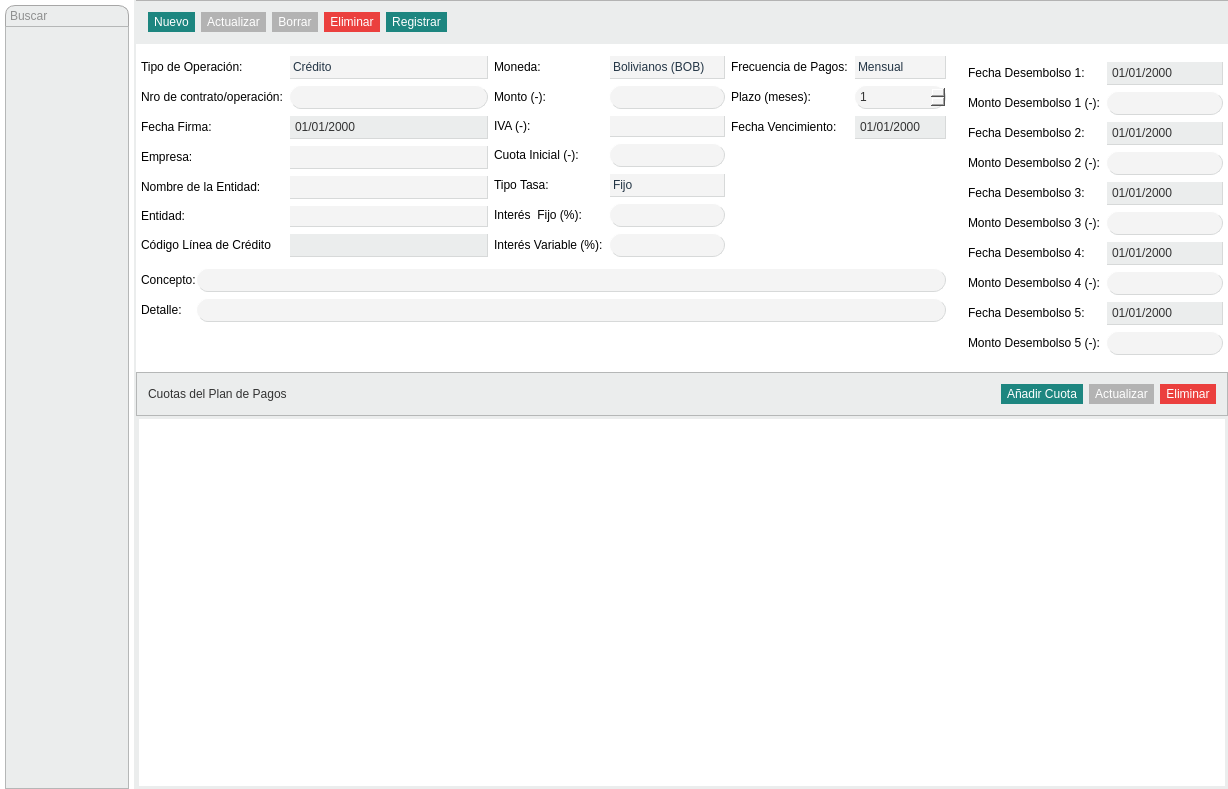
Before: the Qt Designer form Finanzas/PlanDePagos.ui in altitude-solutions/Finanzas, drawn with Qt 5.
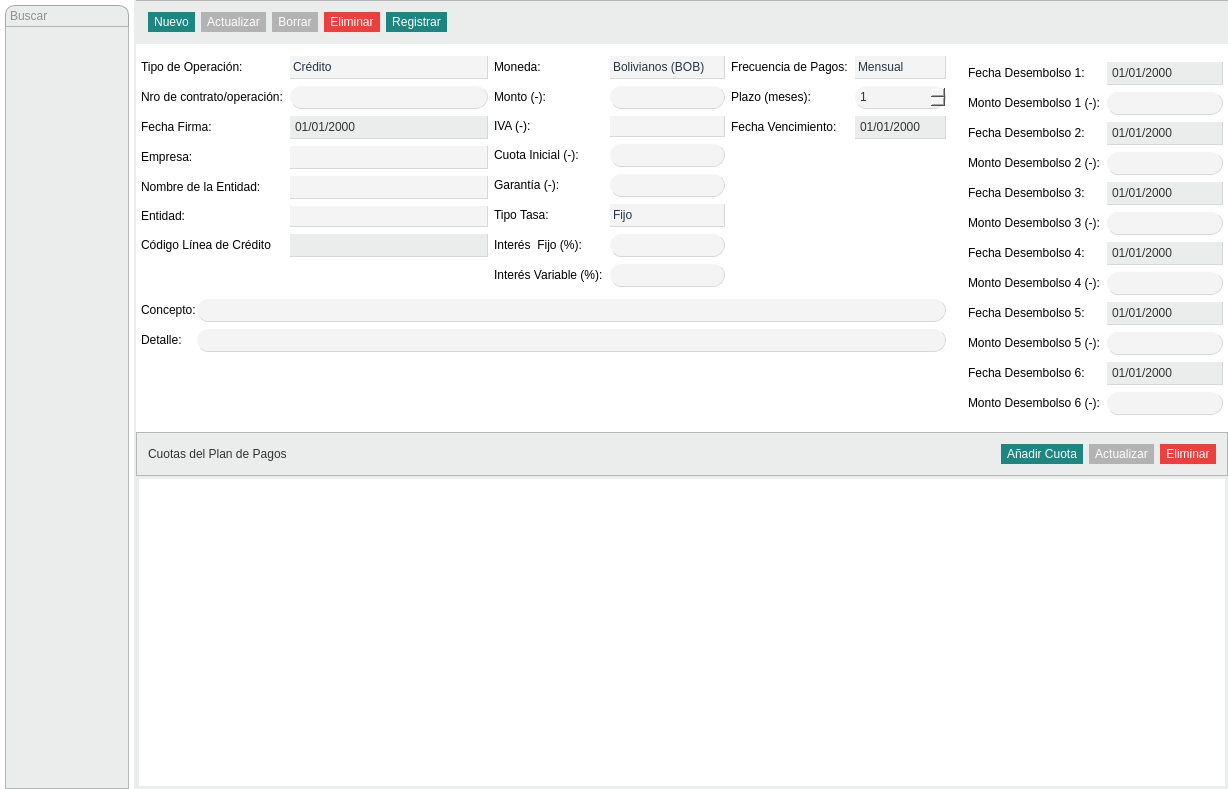
After: the same form once the commit is applied. Icons and pictures are not drawn. Custom widgets are drawn as their Qt base class.

The edit to the form file:
```diff
--- a/Finanzas/PlanDePagos.ui
+++ b/Finanzas/PlanDePagos.ui
@@ -1062,14 +1062,14 @@
                     </property>
                    </widget>
                   </item>
-                  <item row="4" column="0">
+                  <item row="5" column="0">
                    <widget class="QLabel" name="label_24">
                     <property name="text">
                      <string>Tipo Tasa:</string>
                     </property>
                    </widget>
                   </item>
-                  <item row="4" column="1">
+                  <item row="5" column="1">
                    <widget class="QComboBox" name="tipoTasa">
                     <property name="enabled">
                      <bool>false</bool>
@@ -1128,14 +1128,14 @@
                     </item>
                    </widget>
                   </item>
-                  <item row="5" column="0">
+                  <item row="6" column="0">
                    <widget class="QLabel" name="label_22">
                     <property name="text">
                      <string>Interés  Fijo (%):</string>
                     </property>
                    </widget>
                   </item>
-                  <item row="5" column="1">
+                  <item row="6" column="1">
                    <widget class="NumberInput" name="interesFijo">
                     <property name="enabled">
                      <bool>false</bool>
@@ -1167,14 +1167,14 @@
                     </property>
                    </widget>
                   </item>
-                  <item row="6" column="0">
+                  <item row="7" column="0">
                    <widget class="QLabel" name="label_25">
                     <property name="text">
                      <string>Interés Variable (%):</string>
                     </property>
                    </widget>
                   </item>
-                  <item row="6" column="1">
+                  <item row="7" column="1">
                    <widget class="NumberInput" name="interesVariable">
                     <property name="enabled">
                      <bool>false</bool>
@@ -1206,6 +1206,45 @@
                     </property>
                    </widget>
                   </item>
+                  <item row="4" column="0">
+                   <widget class="QLabel" name="label_31">
+                    <property name="text">
+                     <string>Garantía (-):</string>
+                    </property>
+                   </widget>
+                  </item>
+                  <item row="4" column="1">
+                   <widget class="NumberInput" name="warranty">
+                    <property name="enabled">
+                     <bool>false</bool>
+                    </property>
+                    <property name="styleSheet">
+                     <string notr="true">QLineEdit {
+	background-color: #ebeded;
+	border-style: outset;
+	border-radius: 12px;
+	border-color: #d7d9d9;
+	border-width: 1px;
+	font: 10pt &quot;MS Shell Dlg 2&quot;;
+	color: #333333;
+	min-width: 8em;
+	padding: 3px;
+}
+
+QLineEdit::hover,
+QLineEdit::focus {
+	background-color: #b5b5b5;
+	border-color: #a7a7a7;
+}
+
+
+QLineEdit::disabled {
+	background-color: #f4f4f4;
+}
+</string>
+                    </property>
+                   </widget>
+                  </item>
                  </layout>
                 </item>
                 <item>
@@ -2573,6 +2612,193 @@
                  </property>
                 </widget>
                </item>
+               <item row="10" column="0">
+                <widget class="QLabel" name="label_32">
+                 <property name="text">
+                  <string>Fecha Desembolso 6:</string>
+                 </property>
+                </widget>
+               </item>
+               <item row="11" column="0">
+                <widget class="QLabel" name="label_33">
+                 <property name="text">
+                  <string>Monto Desembolso 6 (-):</string>
+                 </property>
+                </widget>
+               </item>
+               <item row="10" column="1">
+                <widget class="QDateEdit" name="fechaDesem_6">
+                 <property name="enabled">
+                  <bool>false</bool>
+                 </property>
+                 <property name="styleSheet">
+                  <string notr="true">QDeteEdit::disabled {
+	background-color: #f4f4f4;
+}
+
+QDateEdit {
+	background-color: #ebeded;
+	border-style: outset;
+	border-radius: 13px;
+	border-color: #d7d9d9;
+	border-width: 1px;
+	font: 10pt &quot;MS Shell Dlg 2&quot;;
+	color: #333333;
+	min-width: 8em;
+	padding: 3px;
+}
+
+QDateEdit::hover,
+QDateEdit::focus {
+	background-color: #b5b5b5;
+	border-color: #a7a7a7;
+}
+
+QDateEdit::drop-down  {
+    border: 0px; /* This seems to replace the whole arrow of the combo box */
+}
+
+
+QDateEdit::down-arrow {
+    image: url(:/Resources/img/calendar.png);
+    width: 24px;
+    height: 24px;
+	margin-right: 6px;
+}
+
+
+/*
+QDateEdit {
+	background-color: #EBEDED;
+	border-style: outset;
+	border-radius: 12px;
+	border-color: #d7d9d9;
+	border-width: 1px;
+	font: 10pt &quot;MS Shell Dlg 2&quot;;
+	color: #333333;
+	min-width: 8em;
+	padding: 3px;
+}
+
+QDateEdit::hover {
+	border-color: black;
+}
+
+QDateEdit::focus {
+	background-color: #b5b5b5;
+}
+*/
+
+
+
+
+
+
+
+
+
+
+
+QCalendarWidget QToolButton {
+/*	height: 35px;*/
+  	/*width: parent;*/
+  	color: black;
+  	font-size: 14px;
+  	icon-size: 20px, 20px;
+  	background-color: #ebeded
+}
+
+QCalendarWidget QMenu {
+  	/*width: 150px;*/
+  	left: 20px;
+  	color: black;
+  	font-size: 14px;
+  	background-color: #ebeded;
+}
+
+
+QCalendarWidget QSpinBox { 
+  	background-color: #EBEDED;
+	border-style: outset;
+	border-color: #d7d9d9;
+	border-width: 1px;
+	font: 10pt &quot;MS Shell Dlg 2&quot;;
+	color: #333333;
+	padding: 2px;
+}
+
+/*
+QCalendarWidget QSpinBox::up-button { subcontrol-origin: border;  subcontrol-position: top right;  width:65px; }
+QCalendarWidget QSpinBox::down-button {subcontrol-origin: border; subcontrol-position: bottom right;  width:65px;
+QCalendarWidget QSpinBox::up-arrow { width:56px;  height:56px; }
+QCalendarWidget QSpinBox::down-arrow { width:56px;  height:56px; }
+*/
+
+/* header row */
+QCalendarWidget QWidget {
+	alternate-background-color: #d7d7d7;
+}
+
+/* normal days */
+QCalendarWidget QAbstractItemView:enabled {
+	font-size:14px;
+	color: black;
+	background-color: #ebeded;
+	selection-background-color: #d7d7d7; 
+	selection-color: black;
+}
+
+QCalendarWidget QAbstractItemView:!enabled {
+	background-color: red;
+}
+
+QCalendarWidget QWidget#qt_calendar_navigationbar {
+	background-color: #ebeded;
+	color: gray;
+}
+
+</string>
+                 </property>
+                 <property name="displayFormat">
+                  <string>dd/MM/yyyy</string>
+                 </property>
+                 <property name="calendarPopup">
+                  <bool>true</bool>
+                 </property>
+                </widget>
+               </item>
+               <item row="11" column="1">
+                <widget class="NumberInput" name="montoDesem_6">
+                 <property name="enabled">
+                  <bool>false</bool>
+                 </property>
+                 <property name="styleSheet">
+                  <string notr="true">QLineEdit {
+	background-color: #ebeded;
+	border-style: outset;
+	border-radius: 12px;
+	border-color: #d7d9d9;
+	border-width: 1px;
+	font: 10pt &quot;MS Shell Dlg 2&quot;;
+	color: #333333;
+	min-width: 8em;
+	padding: 3px;
+}
+
+QLineEdit::hover,
+QLineEdit::focus {
+	background-color: #b5b5b5;
+	border-color: #a7a7a7;
+}
+
+
+QLineEdit::disabled {
+	background-color: #f4f4f4;
+}
+</string>
+                 </property>
+                </widget>
+               </item>
               </layout>
              </widget>
             </item>
```
Left out of the diff: 48 changed lines with no effect on the pictures.
